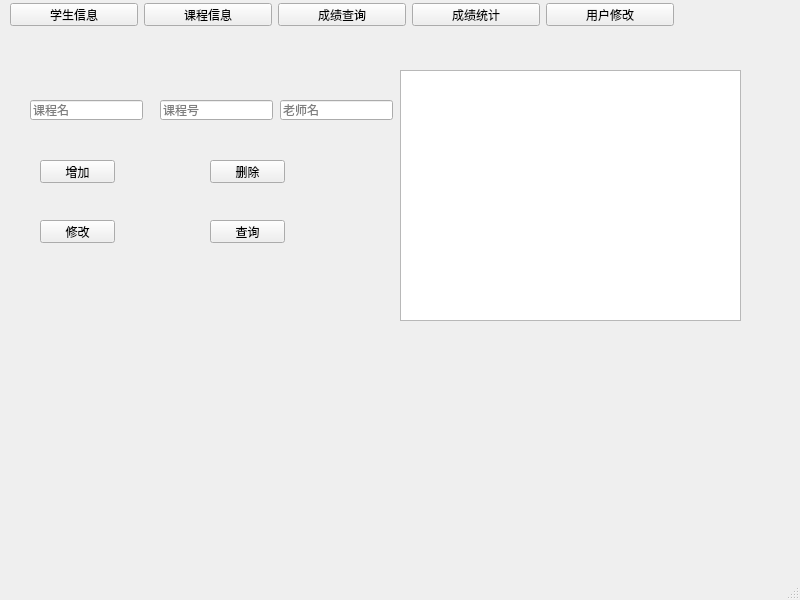
lihorse/Sms, file studentManagerSystem/studentmanagersys.ui: the form before one commit.
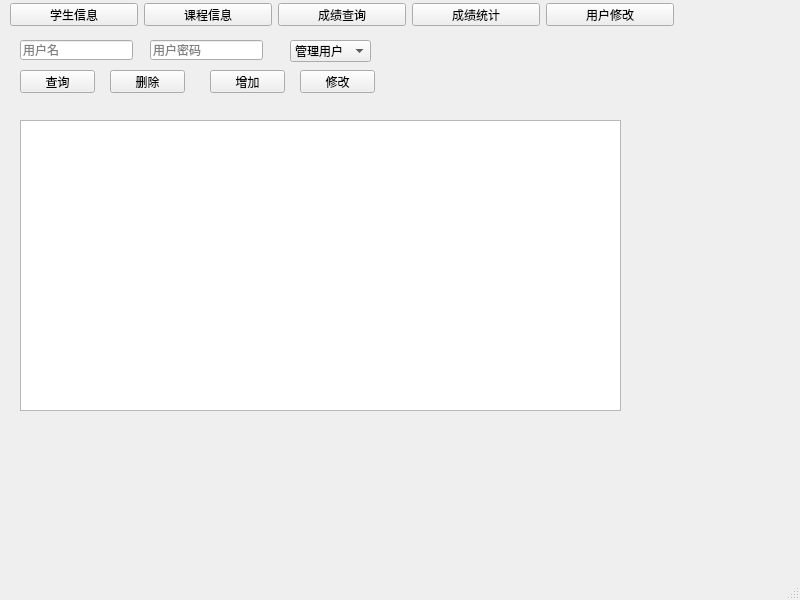
The form after the commit. The open tabs and pages were chosen to show the change.

Commit message: 1、实现了用户基本的增删查改

```diff
--- a/studentManagerSystem/studentmanagersys.ui
+++ b/studentManagerSystem/studentmanagersys.ui
@@ -505,57 +505,44 @@
      <widget class="QTableWidget" name="tableWidget_2">
       <property name="geometry">
        <rect>
-        <x>400</x>
+        <x>20</x>
+        <y>90</y>
+        <width>601</width>
+        <height>291</height>
+       </rect>
+      </property>
+     </widget>
+     <widget class="QLineEdit" name="lEditUserName">
+      <property name="geometry">
+       <rect>
+        <x>20</x>
+        <y>10</y>
+        <width>113</width>
+        <height>20</height>
+       </rect>
+      </property>
+      <property name="placeholderText">
+       <string>用户名</string>
+      </property>
+     </widget>
+     <widget class="QLineEdit" name="lEditUserPasswd">
+      <property name="geometry">
+       <rect>
+        <x>150</x>
+        <y>10</y>
+        <width>113</width>
+        <height>20</height>
+       </rect>
+      </property>
+      <property name="placeholderText">
+       <string>用户密码</string>
+      </property>
+     </widget>
+     <widget class="QPushButton" name="btnUserAdd">
+      <property name="geometry">
+       <rect>
+        <x>210</x>
         <y>40</y>
-        <width>341</width>
-        <height>251</height>
-       </rect>
-      </property>
-     </widget>
-     <widget class="QLineEdit" name="lineEdit">
-      <property name="geometry">
-       <rect>
-        <x>30</x>
-        <y>70</y>
-        <width>113</width>
-        <height>20</height>
-       </rect>
-      </property>
-      <property name="placeholderText">
-       <string>课程名</string>
-      </property>
-     </widget>
-     <widget class="QLineEdit" name="lineEdit_2">
-      <property name="geometry">
-       <rect>
-        <x>160</x>
-        <y>70</y>
-        <width>113</width>
-        <height>20</height>
-       </rect>
-      </property>
-      <property name="placeholderText">
-       <string>课程号</string>
-      </property>
-     </widget>
-     <widget class="QLineEdit" name="lineEdit_3">
-      <property name="geometry">
-       <rect>
-        <x>280</x>
-        <y>70</y>
-        <width>113</width>
-        <height>20</height>
-       </rect>
-      </property>
-      <property name="placeholderText">
-       <string>老师名</string>
-      </property>
-     </widget>
-     <widget class="QPushButton" name="pushButton_5">
-      <property name="geometry">
-       <rect>
-        <x>40</x>
-        <y>130</y>
         <width>75</width>
         <height>23</height>
        </rect>
@@ -567,8 +554,8 @@
      <widget class="QPushButton" name="pushButton_6">
       <property name="geometry">
        <rect>
-        <x>210</x>
-        <y>130</y>
+        <x>110</x>
+        <y>40</y>
         <width>75</width>
         <height>23</height>
        </rect>
@@ -580,8 +567,8 @@
      <widget class="QPushButton" name="pushButton_7">
       <property name="geometry">
        <rect>
-        <x>40</x>
-        <y>190</y>
+        <x>300</x>
+        <y>40</y>
         <width>75</width>
         <height>23</height>
        </rect>
@@ -593,8 +580,8 @@
      <widget class="QPushButton" name="pushButton_8">
       <property name="geometry">
        <rect>
-        <x>210</x>
-        <y>190</y>
+        <x>20</x>
+        <y>40</y>
         <width>75</width>
         <height>23</height>
        </rect>
@@ -603,6 +590,26 @@
        <string>查询</string>
       </property>
      </widget>
+     <widget class="QComboBox" name="comboBox_2">
+      <property name="geometry">
+       <rect>
+        <x>290</x>
+        <y>10</y>
+        <width>81</width>
+        <height>22</height>
+       </rect>
+      </property>
+      <item>
+       <property name="text">
+        <string>管理用户</string>
+       </property>
+      </item>
+      <item>
+       <property name="text">
+        <string>普通用户</string>
+       </property>
+      </item>
+     </widget>
     </widget>
    </widget>
    <widget class="QWidget" name="layoutWidget">
```
Left out of the diff: 10 changed lines with no effect on the pictures. The commit also changes 9 other files.
